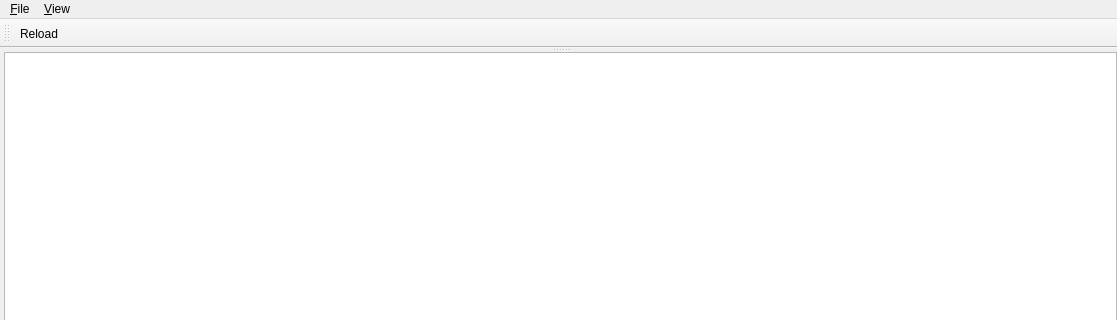
Old version of the form src/home/flibrary/ui/MainWindow.ui in the repository heimdallr/books; both pictures show x 0 to 1117 and y 0 to 320 of the 1117 by 708 pixel window.
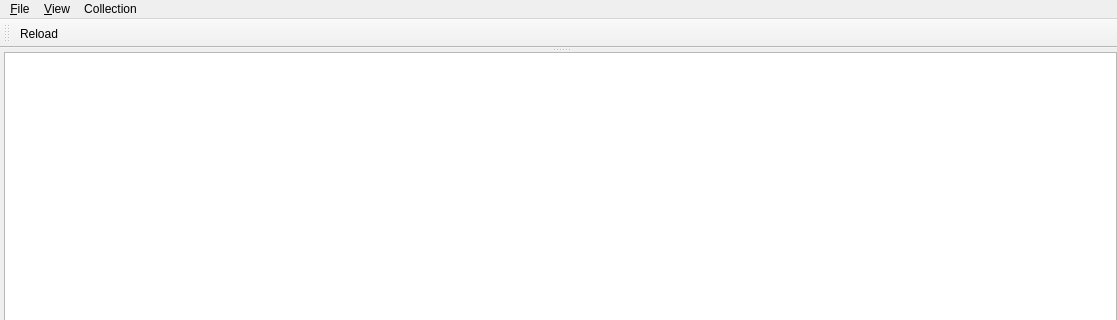
New version of the form.

Commit message: AddCollectionDialog, рыба

Patch:
```diff
--- a/src/home/flibrary/ui/MainWindow.ui
+++ b/src/home/flibrary/ui/MainWindow.ui
@@ -174,8 +174,15 @@
     </widget>
     <addaction name="menuFont"/>
    </widget>
+   <widget class="QMenu" name="menuCollection">
+    <property name="title">
+     <string>Collection</string>
+    </property>
+    <addaction name="actionAddNewCollection"/>
+   </widget>
    <addaction name="menuFile"/>
    <addaction name="menuView"/>
+   <addaction name="menuCollection"/>
   </widget>
   <widget class="QToolBar" name="mainToolBar">
    <attribute name="toolBarArea">
```
Left out of the diff: 12 changed lines with no effect on the pictures. The commit also changes 33 other files.
